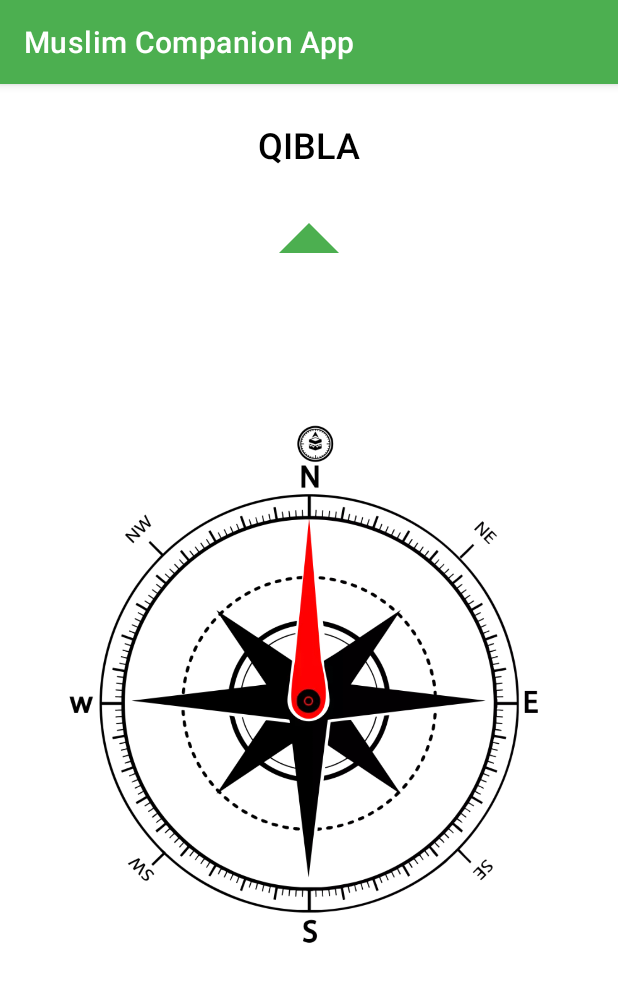
After one commit to hyuwah/android-muslim-companion-app, an Android app: the fragment QiblaFragment shown on its own in the app's theme, on a phone screen of 412 x 824 dp. The commit adds this screen. Shown: the top 982 px of the screen. Run offline under Robolectric (Android 15) with nearby library versions, the phone set to English and light mode, and no system bars.

Commit message:
feat: add qibla compass
- update, android gradle plugin 4.0 & several dependencies

```diff
--- a/app/build.gradle
+++ b/app/build.gradle
@@ -44,7 +44,7 @@ dependencies {
     implementation "androidx.fragment:fragment-ktx:1.2.4"
     implementation "org.jetbrains.kotlin:kotlin-stdlib-jdk7:$kotlin_version"
     implementation 'androidx.appcompat:appcompat:1.1.0'
-    implementation 'com.google.android.material:material:1.2.0-alpha06'
+    implementation 'com.google.android.material:material:1.3.0-alpha01'
     implementation 'androidx.constraintlayout:constraintlayout:1.1.3'
     implementation 'androidx.recyclerview:recyclerview:1.1.0'
 
--- a/app/src/main/java/io/github/hyuwah/muslimcompanionapp/di/FragmentModule.kt
+++ b/app/src/main/java/io/github/hyuwah/muslimcompanionapp/di/FragmentModule.kt
@@ -2,10 +2,12 @@ package io.github.hyuwah.muslimcompanionapp.di
 
 import io.github.hyuwah.muslimcompanionapp.presentation.ayahfetcher.AyahFetcherViewModel
 import io.github.hyuwah.muslimcompanionapp.presentation.prayertimes.PrayerTimesViewModel
+import io.github.hyuwah.muslimcompanionapp.presentation.qibla.QiblaViewModel
 import org.koin.androidx.viewmodel.dsl.viewModel
 import org.koin.dsl.module
 
 val fragmentModule = module {
     viewModel { AyahFetcherViewModel(get(), get()) }
     viewModel { PrayerTimesViewModel(get()) }
+    viewModel { QiblaViewModel() }
 }
--- a/app/src/main/java/io/github/hyuwah/muslimcompanionapp/presentation/main/MainNavigationAdapter.kt
+++ b/app/src/main/java/io/github/hyuwah/muslimcompanionapp/presentation/main/MainNavigationAdapter.kt
@@ -5,13 +5,14 @@ import androidx.fragment.app.FragmentActivity
 import androidx.viewpager2.adapter.FragmentStateAdapter
 import io.github.hyuwah.muslimcompanionapp.presentation.ayahfetcher.AyahFetcherFragment
 import io.github.hyuwah.muslimcompanionapp.presentation.prayertimes.PrayerTimesFragment
+import io.github.hyuwah.muslimcompanionapp.presentation.qibla.QiblaFragment
 
 class MainNavigationAdapter(fragmentActivity: FragmentActivity) : FragmentStateAdapter(fragmentActivity) {
 
     private val items = mutableListOf(
             AyahFetcherFragment(),
             PrayerTimesFragment(),
-            AyahFetcherFragment()
+            QiblaFragment()
     )
 
     override fun getItemCount(): Int {
--- /dev/null
+++ b/app/src/main/java/io/github/hyuwah/muslimcompanionapp/presentation/qibla/QiblaFragment.kt
@@ -0,0 +1,114 @@
+package io.github.hyuwah.muslimcompanionapp.presentation.qibla
+
+import android.hardware.Sensor
+import android.hardware.SensorEvent
+import android.hardware.SensorEventListener
+import android.hardware.SensorManager
+import android.os.Bundle
+import android.view.View
+import android.view.animation.Animation.RELATIVE_TO_SELF
+import android.view.animation.RotateAnimation
+import androidx.core.content.ContextCompat.getSystemService
+import androidx.fragment.app.Fragment
+import io.github.hyuwah.muslimcompanionapp.R
+import io.github.hyuwah.muslimcompanionapp.databinding.FragmentQiblaBinding
+import io.github.hyuwah.muslimcompanionapp.presentation.base.viewBinding
+import org.koin.androidx.viewmodel.ext.android.viewModel
+import java.lang.Math.toDegrees
+import java.math.RoundingMode
+import java.text.DecimalFormat
+import kotlin.math.round
+
+class QiblaFragment : Fragment(R.layout.fragment_qibla), SensorEventListener {
+
+    private val binding by viewBinding(FragmentQiblaBinding::bind)
+    private val viewModel by viewModel<QiblaViewModel>()
+
+    private val sensorManager by lazy {
+        getSystemService(requireContext(), SensorManager::class.java) as SensorManager
+    }
+
+    private var accelerometer: Sensor? = null
+    private var magnetometer: Sensor? = null
+    private var currentGravity: FloatArray? = null
+    private var currentGeomagnetic: FloatArray? = null
+    private var currentDegree = 0f
+    private val meccaDegree by lazy { viewModel.getMeccaDegree() }
+
+    override fun onViewCreated(view: View, savedInstanceState: Bundle?) {
+        super.onViewCreated(view, savedInstanceState)
+        accelerometer = sensorManager.getDefaultSensor(Sensor.TYPE_ACCELEROMETER)
+        magnetometer = sensorManager.getDefaultSensor(Sensor.TYPE_MAGNETIC_FIELD)
+    }
+
+    override fun onResume() {
+        super.onResume()
+        accelerometer?.also {
+            sensorManager.registerListener(this, it, SensorManager.SENSOR_DELAY_UI)
+        }
+        magnetometer?.also {
+            sensorManager.registerListener(this, it, SensorManager.SENSOR_DELAY_UI)
+        }
+    }
+
+    override fun onPause() {
+        super.onPause()
+        sensorManager.unregisterListener(this)
+    }
+
+    override fun onAccuracyChanged(sensor: Sensor, accuracy: Int) {
+
+    }
+
+    override fun onSensorChanged(event: SensorEvent) {
+        if (event.sensor.type == Sensor.TYPE_ACCELEROMETER) {
+            currentGravity = viewModel.applyLowPassFilter(event.values.clone(), currentGravity)
+        }
+        if (event.sensor.type == Sensor.TYPE_MAGNETIC_FIELD) {
+            currentGeomagnetic = viewModel.applyLowPassFilter(event.values.clone(), currentGeomagnetic)
+        }
+        if (currentGravity != null && currentGeomagnetic != null) {
+            val R = FloatArray(9)
+            val I = FloatArray(9)
+            val success = SensorManager.getRotationMatrix(R, I, currentGravity, currentGeomagnetic)
+            if (success) {
+                val orientation = FloatArray(3)
+                SensorManager.getOrientation(R, orientation)
+                var degree = round((toDegrees(orientation[0].toDouble()) + 360).toFloat()) % 360
+                val formatter = DecimalFormat("#.#").apply {
+                    roundingMode = RoundingMode.CEILING
+                }
+                val direction = viewModel.getDirection(degree)
+                val meccaDirection = viewModel.getDirection(meccaDegree)
+                binding.tvCompass.text = "Direction: ${formatter.format(degree)}° $direction\nQibla: ${formatter.format(meccaDegree)}° $meccaDirection"
+
+                rotateCompass(degree)
+                rotateQiblaMarker(degree)
+                currentDegree = -degree
+            }
+        }
+    }
+
+    private fun rotateCompass(degree: Float) {
+        val animation = createRotateAnim(currentDegree, degree)
+        binding.ivCompass.startAnimation(animation)
+    }
+
+    private fun rotateQiblaMarker(degree: Float) {
+        val qiblaAnim = createRotateAnim(currentDegree + meccaDegree, degree - meccaDegree)
+        binding.ivQiblaMarker.startAnimation(qiblaAnim)
+    }
+
+    private fun createRotateAnim(fromDegree: Float, toDegree: Float): RotateAnimation {
+        return RotateAnimation(
+                fromDegree,
+                -toDegree,
+                RELATIVE_TO_SELF, 0.5f,
+                RELATIVE_TO_SELF, 0.5f
+        ).apply {
+            duration = 1000
+            fillAfter = true
+        }
+    }
+
+}
--- /dev/null
+++ b/app/src/main/res/drawable/ic_baseline_arrow_drop_up.xml
@@ -0,0 +1,10 @@
+<vector xmlns:android="http://schemas.android.com/apk/res/android"
+  android:width="24dp"
+  android:height="24dp"
+  android:viewportWidth="24"
+  android:viewportHeight="24"
+  android:tint="?attr/colorControlNormal">
+  <path
+    android:fillColor="@android:color/white"
+    android:pathData="M7,14l5,-5 5,5z" />
+</vector>
--- /dev/null
+++ b/app/src/main/res/layout/fragment_qibla.xml
@@ -0,0 +1,50 @@
+<?xml version="1.0" encoding="utf-8"?>
+<androidx.constraintlayout.widget.ConstraintLayout xmlns:android="http://schemas.android.com/apk/res/android"
+  xmlns:app="http://schemas.android.com/apk/res-auto"
+  android:id="@+id/ll_root"
+  android:layout_width="match_parent"
+  android:layout_height="match_parent"
+  android:orientation="vertical">
+
+  <TextView
+    android:id="@+id/tv_compass"
+    android:layout_width="match_parent"
+    android:layout_height="wrap_content"
+    android:textAlignment="center"
+    android:textColor="@android:color/black"
+    android:fontFamily="sans-serif-medium"
+    android:textSize="24sp"
+    android:text="QIBLA"
+    android:layout_marginTop="24dp"
+    app:layout_constraintTop_toTopOf="parent" />
+
+  <ImageView
+    android:id="@+id/iv_compass"
+    android:layout_width="match_parent"
+    android:layout_height="0dp"
+    android:src="@drawable/compass"
+    android:scaleType="fitCenter"
+    app:layout_constraintTop_toTopOf="@id/iv_device_direction"
+    app:layout_constraintBottom_toBottomOf="parent" />
+
+  <ImageView
+    android:id="@+id/iv_qibla_marker"
+    android:layout_width="match_parent"
+    android:layout_height="0dp"
+    android:src="@drawable/qibla"
+    android:scaleType="fitCenter"
+    app:layout_constraintTop_toTopOf="@id/iv_compass"
+    app:layout_constraintBottom_toBottomOf="@id/iv_compass" />
+
+  <ImageView
+    android:id="@+id/iv_device_direction"
+    android:layout_width="96dp"
+    android:layout_height="96dp"
+    android:src="@drawable/ic_baseline_arrow_drop_up"
+    android:scaleType="fitCenter"
+    android:tint="@color/colorPrimary"
+    app:layout_constraintTop_toBottomOf="@id/tv_compass"
+    app:layout_constraintStart_toStartOf="parent"
+    app:layout_constraintEnd_toEndOf="parent" />
+
+</androidx.constraintlayout.widget.ConstraintLayout>
--- a/build.gradle
+++ b/build.gradle
@@ -1,14 +1,14 @@
 // Top-level build file where you can add configuration options common to all sub-projects/modules.
 
 buildscript {
-    ext.kotlin_version = '1.3.61'
+    ext.kotlin_version = '1.3.72'
 
     repositories {
         google()
         jcenter()
     }
     dependencies {
-        classpath 'com.android.tools.build:gradle:3.6.1'
+        classpath 'com.android.tools.build:gradle:4.0.0'
 
         // NOTE: Do not place your application dependencies here; they belong
         // in the individual module build.gradle files
```
Also changed, not shown: app/src/main/java/io/github/hyuwah/muslimcompanionapp/presentation/qibla/QiblaViewModel.kt (added, +49 -0 lines), app/src/main/res/menu/main_navigation_menu.xml (+4 -4 lines), app/src/main/res/drawable/compass.webp (added), app/src/main/res/drawable/qibla.webp (added), gradle/wrapper/gradle-wrapper.properties.
